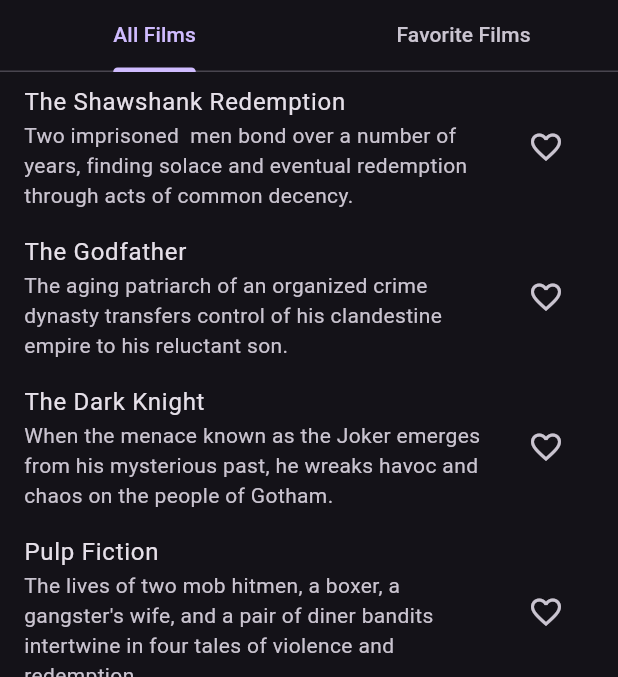
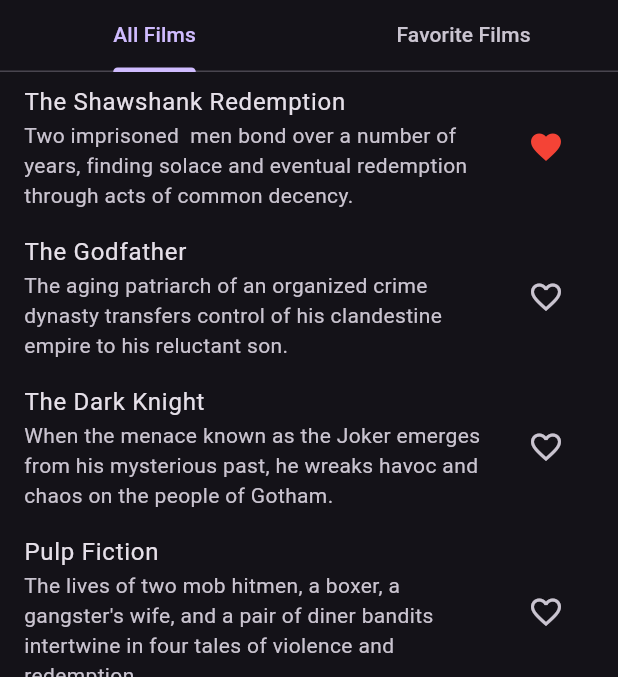
Before and after one commit to ahmadhabibshovo/Roverpod, a Flutter app: the screen it shows after launch, after a tap on the "favorite outline" icon, on a phone screen of 412 x 824 dp, the part 84-761 px from its top. Run offline on Flutter 3.47's test engine with Material 3 defaults, Android fonts, the phone set to English and light mode, and no system bars; our stand-ins replace equatable, hooks_riverpod.

Commit message:
Refactor Film class and update FilmNotifier to use copyWith method; improve FilmList and FavoriteFilmList components

```diff
--- a/example6/lib/main.dart
+++ b/example6/lib/main.dart
@@ -37,7 +37,7 @@ class Film extends Equatable {
     this.isFavorite = false,
   });
 
-  Film copy({bool? isFavorite}) {
+  Film copyWith({bool? isFavorite}) {
     return Film(
       id: id,
       title: title,
@@ -55,7 +55,7 @@ class Film extends Equatable {
   List<Object?> get props => [id, title, description, isFavorite];
 }
 
-final allFilms = [
+const List<Film> initialFilms = [
   Film(
     id: '1',
     title: 'The Shawshank Redemption',
@@ -89,10 +89,16 @@ final allFilms = [
 ];
 
 class FilmNotifier extends StateNotifier<List<Film>> {
-  FilmNotifier() : super(allFilms);
+  FilmNotifier() : super(initialFilms);
 
-  void toggleFavorite(int index) {
-    state[index] = state[index].copy(isFavorite: !state[index].isFavorite);
+  void toggleFavorite(String id) {
+    state = state
+        .map(
+          (film) => film.id == id
+              ? film.copyWith(isFavorite: !film.isFavorite)
+              : film,
+        )
+        .toList();
   }
 }
 
@@ -109,7 +115,6 @@ class MyHomePage extends ConsumerWidget {
   Widget build(BuildContext context, WidgetRef ref) {
     return DefaultTabController(
       length: 2,
-
       child: Scaffold(
         appBar: AppBar(
           backgroundColor: Theme.of(context).colorScheme.inversePrimary,
@@ -117,14 +122,14 @@ class MyHomePage extends ConsumerWidget {
         ),
         body: Column(
           children: [
-            TabBar(
+            const TabBar(
               tabs: [
                 Tab(text: 'All Films'),
                 Tab(text: 'Favorite Films'),
               ],
             ),
-            Expanded(
-              child: TabBarView(children: [FilmList(onToggleFavorite: ref.read(filmProvider.notifier).toggleFavorite  ), FavoriteFilmList()]),
+            const Expanded(
+              child: TabBarView(children: [FilmList(), FavoriteFilmList()]),
             ),
           ],
         ),
@@ -133,28 +138,22 @@ class MyHomePage extends ConsumerWidget {
   }
 }
 
-class FilmList extends StatelessWidget {
-  List<Film> get films => allFilms;
-  final onToggleFavorite;
-  const FilmList({super.key, required this.onToggleFavorite});
+class FilmList extends ConsumerWidget {
+  const FilmList({super.key});
 
   @override
-  Widget build(BuildContext context, ) {
+  Widget build(BuildContext context, WidgetRef ref) {
+    final films = ref.watch(filmProvider);
+
     return ListView.builder(
       itemCount: films.length,
       itemBuilder: (context, index) {
         final film = films[index];
-        return ListTile(
-          title: Text(film.title),
-          subtitle: Text(film.description),
-          trailing: IconButton(
-            icon: Icon(
-              film.isFavorite ? Icons.favorite : Icons.favorite_border,
-              color: film.isFavorite ? Colors.red : null,
-            ),
-            onPressed: () =>
-                ref.read(filmProvider.notifier).toggleFavorite(index),
-          ),
+        return FilmTile(
+          film: film,
+          onToggleFavorite: () {
+            ref.read(filmProvider.notifier).toggleFavorite(film.id);
+          },
         );
       },
     );
@@ -168,10 +167,34 @@ class FavoriteFilmList extends ConsumerWidget {
   Widget build(BuildContext context, WidgetRef ref) {
     final films = ref.watch(filmProvider);
     final favoriteFilms = films.where((film) => film.isFavorite).toList();
+
     return ListView.builder(
       itemCount: favoriteFilms.length,
       itemBuilder: (context, index) {
         final film = favoriteFilms[index];
+        return FilmTile(
+          film: film,
+          onToggleFavorite: () {
+            ref.read(filmProvider.notifier).toggleFavorite(film.id);
+          },
+        );
+      },
+    );
+  }
+}
+
+class FilmTile extends StatelessWidget {
+  final Film film;
+  final VoidCallback onToggleFavorite;
+
+  const FilmTile({
+    super.key,
+    required this.film,
+    required this.onToggleFavorite,
+  });
+
+  @override
+  Widget build(BuildContext context) {
     return ListTile(
       title: Text(film.title),
       subtitle: Text(film.description),
@@ -180,12 +203,8 @@ class FavoriteFilmList extends ConsumerWidget {
           film.isFavorite ? Icons.favorite : Icons.favorite_border,
           color: film.isFavorite ? Colors.red : null,
         ),
-            onPressed: () => ref
-                .read(filmProvider.notifier)
-                .toggleFavorite(films.indexOf(film)),
+        onPressed: onToggleFavorite,
       ),
-        );
-      },
     );
   }
 }
```
Lines whose indentation alone changed are shown as unchanged.
